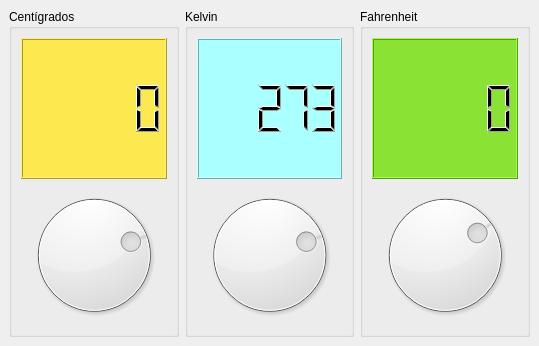
ERLEOSUS/ERLEOSUS-P59-QT-PRACT8-TERMOMETRO, file termometro.ui: the form before one commit.
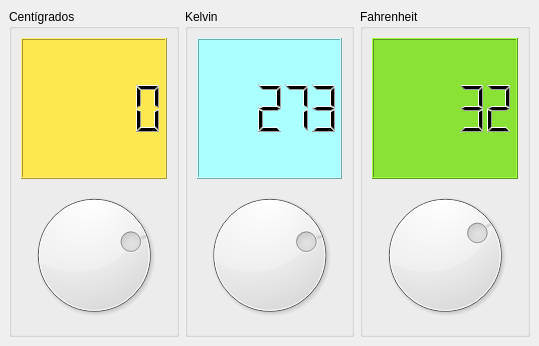
The form after the commit. Icons and pictures are not drawn.

The edit to the form file:
```diff
--- a/termometro.ui
+++ b/termometro.ui
@@ -45,6 +45,9 @@
          <property name="styleSheet">
           <string notr="true">background-color: rgb(138, 226, 52);</string>
          </property>
+         <property name="value" stdset="0">
+          <double>32.000000000000000</double>
+         </property>
         </widget>
        </item>
        <item>
```
